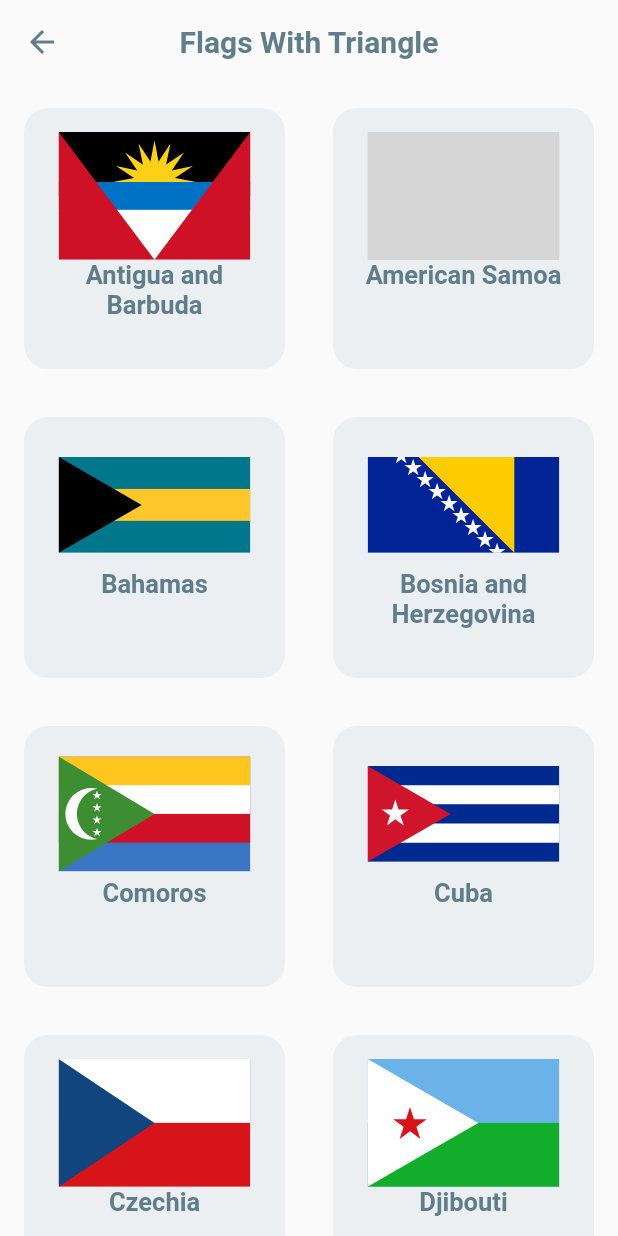
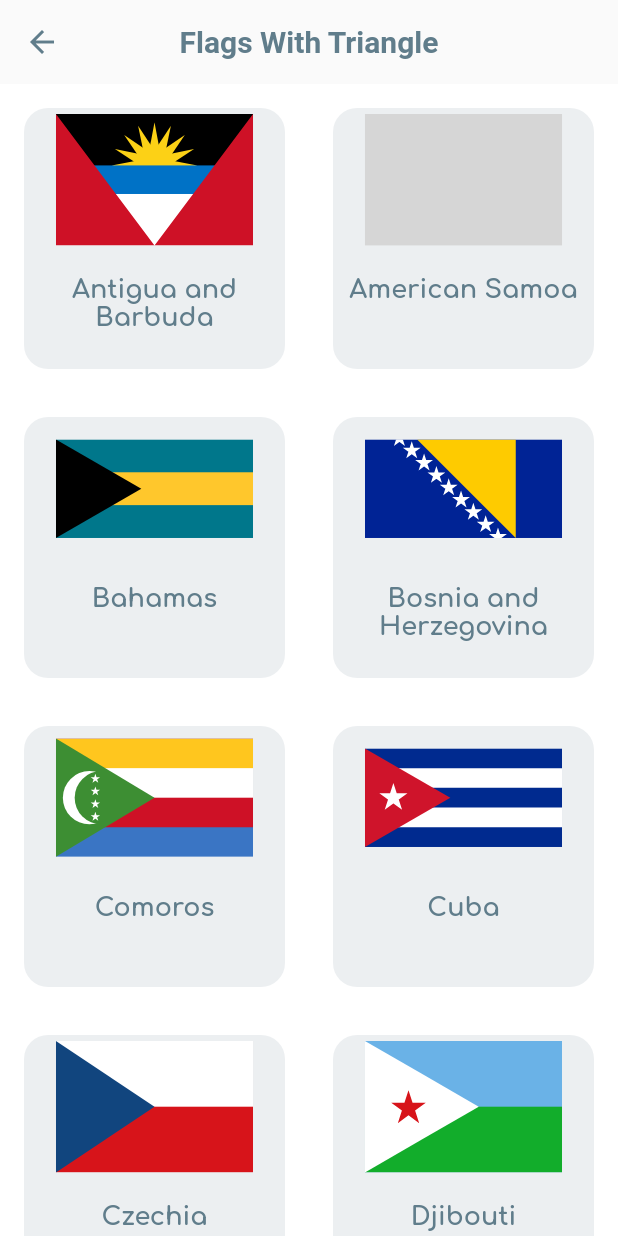
Before and after one commit to makriyal/mimi_flags, a Flutter app: the screen it shows after launch, after a tap on an icon or button, on a phone screen of 412 x 824 dp. Run offline on Flutter 3.47's test engine with Material 2 defaults, Android fonts, the light colour scheme and no system bars; our stand-ins replace flutter_svg, google_fonts, photo_view; grey boxes are pictures that could not be loaded.

Commit message:
Category Images

```diff
--- a/lib/lists_and_functions.dart
+++ b/lib/lists_and_functions.dart
@@ -87,7 +87,9 @@ class ListsAndFunctions {
     String whereToGo,
     int order,
   ) {
-    return GridView.builder(
+    return Container(
+      color: Colors.white,
+      child: GridView.builder(
         itemCount: itemCount,
         gridDelegate: SliverGridDelegateWithFixedCrossAxisCount(
           crossAxisCount:
@@ -111,7 +113,7 @@ class ListsAndFunctions {
                 ),
                 child: Padding(
                     padding: EdgeInsets.all(
-                    whereToGo != 'Categories' ? 16 : 0,
+                      whereToGo != 'Categories' ? 4 : 0,
                     ),
                     child: whereToGo != 'Categories'
                         ? Column(
@@ -128,6 +130,9 @@ class ListsAndFunctions {
                                   ),
                                 ),
                               ),
+                              SizedBox(
+                                height: 20,
+                              ),
                               Expanded(
                                 flex: 2,
                                 child: Text(
@@ -138,8 +143,8 @@ class ListsAndFunctions {
                                       .replaceAll("Cote d'Ivoire (Ivory Coast)",
                                           "Côte d'Ivoire (Ivory Coast)")
                                       .replaceAll("Reunion", "Réunion")
-                                    .replaceAll(
-                                        "Saint Barthelemy", "Saint Barthélemy")
+                                      .replaceAll("Saint Barthelemy",
+                                          "Saint Barthélemy")
                                       .replaceAll("Sao Tome and Principe",
                                           "São Tomé and Príncipe"),
                                   textAlign: TextAlign.center,
@@ -174,6 +179,7 @@ class ListsAndFunctions {
             },
           );
         },
+      ),
     );
   }
 
@@ -204,16 +210,6 @@ class ListsAndFunctions {
         break;
     }
     return color;
-  }
-
-  static int calculateCrossAxisCount(BuildContext context) {
-    final smallestWidth = MediaQuery.of(context).size.shortestSide;
-    if (smallestWidth >= 1200.0)
-      return 8;
-    else if (smallestWidth >= 800.0)
-      return 4;
-    else
-      return 2;
   }
 
   static List<String> assetNames = <String>[
@@ -315,44 +311,7 @@ class ListsAndFunctions {
     'Flags With Many Horizontal Stripes',
     'Flags With Two Stars',
   ];
-//  static List<Color> colors = [
-//    Colors.red,
-//    Colors.orange,
-//    Colors.yellow,
-//    Colors.green,
-//    Colors.blue,
-//    Colors.indigo,
-//    Color(0xff8000FF),
-//    Colors.red,
-//    Colors.orange,
-//    Colors.yellow,
-//    Colors.green,
-//    Colors.blue,
-//    Colors.indigo,
-//    Color(0xff8000FF),
-//    Colors.red,
-//    Colors.orange,
-//    Colors.yellow,
-//    Colors.green,
-//    Colors.blue,
-//    Colors.indigo,
-//    Color(0xff8000FF),
-//    Colors.red,
-//    Colors.orange,
-//    Colors.yellow,
-//    Colors.green,
-//    Colors.blue,
-//    Colors.indigo,
-//    Color(0xff8000FF),
-//    Colors.red,
-//    Colors.orange,
-//    Colors.yellow,
-//    Colors.green,
-//    Colors.blue,
-//    Colors.indigo,
-//    Color(0xff8000FF),
-//    Colors.red,
-//  ];
+
   static List<String> circle = [
     "Bangladesh",
     "Belize",
@@ -641,7 +600,9 @@ class ListsAndFunctions {
     "Republic of the Congo",
     "DR Congo"
   ];
+
   static List<String> key = ["Gibraltar", "Vatican City"];
+
   static List<String> ship = [
     "Bermuda",
     "Belize",
@@ -652,6 +613,7 @@ class ListsAndFunctions {
     "Saint Helena, Ascension and Tristan da Cunha",
     "Saint Pierre and Miquelon"
   ];
+
   static List<String> border = [
     "Guam",
     "Grenada",
@@ -660,6 +622,7 @@ class ListsAndFunctions {
     "Nepal",
     "Sri Lanka"
   ];
+
   static List<String> saltire = [
     "Burundi",
     "Jamaica",
@@ -667,6 +630,7 @@ class ListsAndFunctions {
     "Scotland",
     "United Kingdom"
   ];
+
   static List<String> union_jack = [
     "Anguilla",
     "Australia",
@@ -686,6 +650,7 @@ class ListsAndFunctions {
     "South Georgia",
     "Turks and Caicos Islands"
   ];
+
   static List<String> two_horizontal_stripes = [
     "Angola",
     "Burkina Faso",
@@ -700,6 +665,7 @@ class ListsAndFunctions {
     "Ukraine",
     "Wales"
   ];
+
   static List<String> three_horizontal_stripes = [
     "Argentina",
     "Armenia",
@@ -743,6 +709,7 @@ class ListsAndFunctions {
     "Venezuela",
     "Yemen",
   ];
+
   static List<String> three_vertical_stripes = [
     "Afghanistan",
     "Andorra",
@@ -767,6 +734,7 @@ class ListsAndFunctions {
     "Saint Martin",
     "Senegal",
   ];
+
   static List<String> nordic_cross = [
     "Aland Islands",
     "Bouvet Island",
@@ -778,17 +746,20 @@ class ListsAndFunctions {
     "Svalbard and Jan Mayen",
     "Sweden"
   ];
+
   static List<String> two_vertical_stripes = [
     "Algeria",
     "Malta",
     "Portugal",
     "Vatican City"
   ];
+
   static List<String> horizontal_four_stripes = [
     "Central African Republic",
     "Comoros",
     "Mauritius"
   ];
+
   static List<String> upper_left_star = [
     "Aruba",
     "Central African Republic",
@@ -802,7 +773,9 @@ class ListsAndFunctions {
     "Panama",
     "Togo"
   ];
+
   static List<String> upper_left_sun = ["Namibia", "Taiwan", "Uruguay"];
+
   static List<String> lion = [
     "Bermuda",
     "Cayman Islands",
@@ -814,27 +787,33 @@ class ListsAndFunctions {
     "Spain",
     "Sri Lanka"
   ];
+
   static List<String> yin_and_yang = ["Mongolia", "South Korea"];
+
   static List<String> three_pieces = [
     "Benin",
     "Chile",
     "Guinea-Bissau",
     "Madagascar"
   ];
+
   static List<String> wave = [
     "British Indian Ocean Territory",
     "Kiribati",
     "Saint Pierre and Miquelon"
   ];
+
   static List<String> pale = [
     "Canada",
     "Norfolk Island",
     "Saint Vincent and the Grenadines"
   ];
+
   static List<String> hand = [
     "Brunei",
     "Northern Ireland",
   ];
+
   static List<String> sword = [
     "Angola",
     "Guatemala",
@@ -842,6 +821,7 @@ class ListsAndFunctions {
     "Saudi Arabia",
     "Sri Lanka",
   ];
+
   static List<String> crown = [
     "British Indian Ocean Territory",
     "Croatia",
@@ -856,6 +836,7 @@ class ListsAndFunctions {
     "Tajikistan",
     "Vatican City",
   ];
+
   static List<String> castle = [
     "Gibraltar",
     "Portugal",
@@ -863,15 +844,18 @@ class ListsAndFunctions {
     "San Marino",
     "Spain",
   ];
+
   static List<String> pall = ["Vanuatu", "South Africa"];
-  // ignore: non_constant_identifier_names
+
   static List<String> cressent_and_sun = ["Mongolia", "Nepal"];
+
   static List<String> pattern = [
     "Belarus",
     "Kazakhstan",
     "Saint Pierre and Miquelon",
     "Turkmenistan"
   ];
+
   static List<String> sun = [
     "Antigua and Barbuda",
     "Argentina",
@@ -897,6 +881,7 @@ class ListsAndFunctions {
     "Taiwan",
     "Uruguay"
   ];
+
   static List<String> canton = [
     "Chile",
     "Greece",
@@ -910,6 +895,7 @@ class ListsAndFunctions {
     "United States Minor Outlying Islands",
     "Uruguay"
   ];
+
   static List<String> symmetric_cross = [
     "Dominica",
     "Dominican Republic",
@@ -920,6 +906,7 @@ class ListsAndFunctions {
     "Northern Ireland",
     "United Kingdom"
   ];
+
   static List<String> stripes_on_up_and_bottom = [
     "Belize",
     "Israel",
@@ -927,6 +914,7 @@ class ListsAndFunctions {
     "North Korea",
     "Turkish Republic of Northern Cyprus",
   ];
+
   static List<String> horizontal_thin_stripe = [
     "Aruba",
     "Botswana",
@@ -935,6 +923,7 @@ class ListsAndFunctions {
     "Latvia",
     "Nauru",
   ];
+
   static List<String> horizontal_thick_stripe = [
     "Cambodia",
     "Costa Rica",
@@ -950,11 +939,13 @@ class ListsAndFunctions {
     "Tajikistan",
     "Thailand",
   ];
+
   static List<String> unequal_horizontal_three_stripes = [
     "Colombia",
     "Ecuador",
     "Rwanda"
   ];
+
   static List<String> southern_cross = [
     "Australia",
     "Christmas Island",
@@ -964,6 +955,7 @@ class ListsAndFunctions {
     "Papua New Guinea",
     "Samoa",
   ];
+
   static List<String> many_horizontal_stripes = [
     "Greece",
     "Liberia",
@@ -974,6 +966,7 @@ class ListsAndFunctions {
     "Uruguay",
     "Zimbabwe",
   ];
+
   static List<String> two_stars = [
     "Curacao",
     "Panama",
--- a/lib/main.dart
+++ b/lib/main.dart
@@ -1,6 +1,7 @@
 import 'package:flutter/material.dart';
 import 'lists_and_functions.dart';
 import 'package:flutter/foundation.dart' show kIsWeb;
+import 'package:google_fonts/google_fonts.dart';
 
 void main() {
   runApp(
@@ -13,6 +14,11 @@ class MyApp extends StatelessWidget {
   Widget build(BuildContext context) {
     return MaterialApp(
       title: kIsWeb ? 'MiMi Researches Flags' : 'MiMi RF',
+      theme: ThemeData(
+        textTheme: GoogleFonts.comfortaaTextTheme(
+          Theme.of(context).textTheme,
+        ),
+      ),
       home: Main(),
     );
   }
--- a/pubspec.yaml
+++ b/pubspec.yaml
@@ -12,6 +12,7 @@ dependencies:
   flutter_svg: ^0.18.1
   photo_view: ^0.10.2
   cached_network_image: ^2.3.2+1
+  google_fonts: ^1.1.1
   flutter:
     sdk: flutter
 
```
Also changed, not shown: pubspec.lock. Lines whose indentation alone changed are shown as unchanged.
